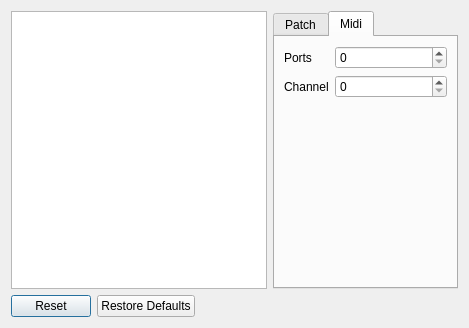
Old version of the form TreeView/mixertest.ui in the repository Obliquely/Qt-Projects.
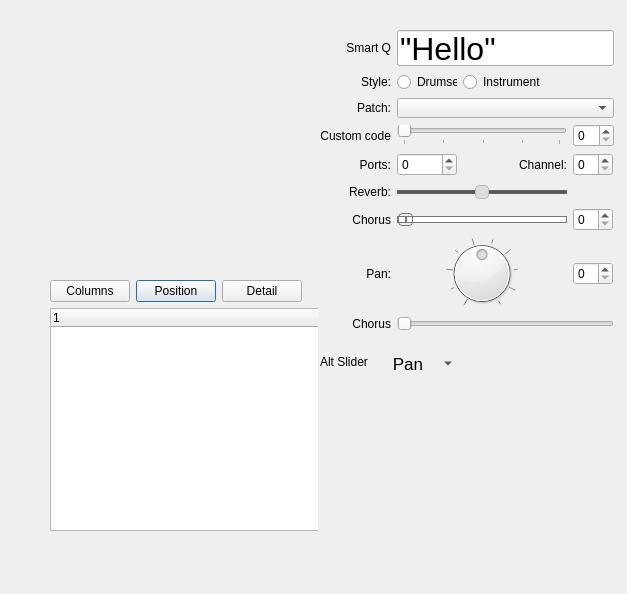
New version of the form. Custom widgets are drawn as their Qt base class.

Commit message:
work in progress including slider customising
work in progress

```diff
--- a/TreeView/mixertest.ui
+++ b/TreeView/mixertest.ui
@@ -6,90 +6,662 @@
    <rect>
     <x>0</x>
     <y>0</y>
-    <width>469</width>
-    <height>328</height>
+    <width>627</width>
+    <height>594</height>
    </rect>
   </property>
+  <property name="sizePolicy">
+   <sizepolicy hsizetype="Minimum" vsizetype="Minimum">
+    <horstretch>0</horstretch>
+    <verstretch>0</verstretch>
+   </sizepolicy>
+  </property>
+  <property name="minimumSize">
+   <size>
+    <width>289</width>
+    <height>301</height>
+   </size>
+  </property>
   <property name="windowTitle">
    <string>Dialog</string>
   </property>
-  <layout class="QGridLayout" name="gridLayout">
-   <item row="0" column="0">
-    <widget class="QTreeView" name="mixerTree"/>
-   </item>
-   <item row="1" column="0">
-    <widget class="QDialogButtonBox" name="buttonBox">
-     <property name="orientation">
-      <enum>Qt::Horizontal</enum>
-     </property>
-     <property name="standardButtons">
-      <set>QDialogButtonBox::Reset|QDialogButtonBox::RestoreDefaults</set>
-     </property>
-    </widget>
-   </item>
-   <item row="0" column="1">
-    <widget class="QTabWidget" name="tabWidget">
-     <property name="currentIndex">
-      <number>1</number>
-     </property>
-     <widget class="QWidget" name="detailTabPatch" native="true">
-      <attribute name="title">
-       <string>Patch</string>
-      </attribute>
-      <layout class="QFormLayout" name="formLayout_2">
-       <item row="2" column="0">
-        <widget class="QLabel" name="patchLabel">
-         <property name="text">
-          <string>Patch:</string>
-         </property>
-        </widget>
-       </item>
-       <item row="2" column="1">
-        <widget class="QComboBox" name="patchComboBox"/>
-       </item>
-       <item row="0" column="0">
-        <widget class="QLabel" name="testFieldLabel">
-         <property name="text">
-          <string>Test:</string>
-         </property>
-        </widget>
-       </item>
-       <item row="0" column="1">
-        <widget class="QLineEdit" name="testField"/>
-       </item>
-      </layout>
+  <widget class="QWidget" name="secondaryWidget" native="true">
+   <property name="geometry">
+    <rect>
+     <x>320</x>
+     <y>30</y>
+     <width>294</width>
+     <height>347</height>
+    </rect>
+   </property>
+   <property name="sizePolicy">
+    <sizepolicy hsizetype="Preferred" vsizetype="Minimum">
+     <horstretch>0</horstretch>
+     <verstretch>0</verstretch>
+    </sizepolicy>
+   </property>
+   <property name="minimumSize">
+    <size>
+     <width>270</width>
+     <height>261</height>
+    </size>
+   </property>
+   <property name="maximumSize">
+    <size>
+     <width>350</width>
+     <height>16777215</height>
+    </size>
+   </property>
+   <property name="focusPolicy">
+    <enum>Qt::TabFocus</enum>
+   </property>
+   <property name="whatsThis">
+    <string>Mixer Details</string>
+   </property>
+   <property name="accessibleName">
+    <string>Mixer Tea Details</string>
+   </property>
+   <layout class="QGridLayout" name="gridLayout_3">
+    <item row="2" column="1" colspan="3">
+     <widget class="QComboBox" name="patchComboBox">
+      <property name="minimumSize">
+       <size>
+        <width>0</width>
+        <height>20</height>
+       </size>
+      </property>
      </widget>
-     <widget class="QWidget" name="detailTabMidi" native="true">
-      <attribute name="title">
-       <string>Midi</string>
-      </attribute>
-      <layout class="QFormLayout" name="formLayout">
-       <item row="0" column="0">
-        <widget class="QLabel" name="label">
-         <property name="text">
-          <string>Ports</string>
-         </property>
-        </widget>
-       </item>
-       <item row="0" column="1">
-        <widget class="QSpinBox" name="spinBox"/>
-       </item>
-       <item row="1" column="0">
-        <widget class="QLabel" name="label_2">
-         <property name="text">
-          <string>Channel</string>
-         </property>
-        </widget>
-       </item>
-       <item row="1" column="1">
-        <widget class="QSpinBox" name="spinBox_2"/>
-       </item>
-      </layout>
+    </item>
+    <item row="7" column="0">
+     <widget class="QLabel" name="label_10">
+      <property name="text">
+       <string>Pan:</string>
+      </property>
+      <property name="alignment">
+       <set>Qt::AlignRight|Qt::AlignTrailing|Qt::AlignVCenter</set>
+      </property>
      </widget>
-    </widget>
-   </item>
-  </layout>
+    </item>
+    <item row="2" column="0">
+     <widget class="QLabel" name="label_5">
+      <property name="text">
+       <string>Patch:</string>
+      </property>
+      <property name="alignment">
+       <set>Qt::AlignRight|Qt::AlignTrailing|Qt::AlignVCenter</set>
+      </property>
+     </widget>
+    </item>
+    <item row="6" column="3">
+     <widget class="QSpinBox" name="spinBox_4">
+      <property name="minimumSize">
+       <size>
+        <width>40</width>
+        <height>0</height>
+       </size>
+      </property>
+      <property name="maximumSize">
+       <size>
+        <width>40</width>
+        <height>16777215</height>
+       </size>
+      </property>
+     </widget>
+    </item>
+    <item row="0" column="0">
+     <widget class="QLabel" name="label_8">
+      <property name="text">
+       <string>Smart Q</string>
+      </property>
+      <property name="alignment">
+       <set>Qt::AlignRight|Qt::AlignTrailing|Qt::AlignVCenter</set>
+      </property>
+     </widget>
+    </item>
+    <item row="0" column="1" colspan="3">
+     <widget class="QLineEdit" name="smartQ">
+      <property name="minimumSize">
+       <size>
+        <width>0</width>
+        <height>36</height>
+       </size>
+      </property>
+      <property name="font">
+       <font>
+        <pointsize>24</pointsize>
+       </font>
+      </property>
+      <property name="text">
+       <string>&quot;Hello&quot; </string>
+      </property>
+     </widget>
+    </item>
+    <item row="7" column="1" colspan="2">
+     <widget class="QDial" name="dial">
+      <property name="minimumSize">
+       <size>
+        <width>0</width>
+        <height>30</height>
+       </size>
+      </property>
+      <property name="minimum">
+       <number>-63</number>
+      </property>
+      <property name="maximum">
+       <number>63</number>
+      </property>
+      <property name="notchTarget">
+       <double>15.000000000000000</double>
+      </property>
+      <property name="notchesVisible">
+       <bool>true</bool>
+      </property>
+     </widget>
+    </item>
+    <item row="4" column="0">
+     <widget class="QLabel" name="label">
+      <property name="sizePolicy">
+       <sizepolicy hsizetype="Minimum" vsizetype="Preferred">
+        <horstretch>0</horstretch>
+        <verstretch>0</verstretch>
+       </sizepolicy>
+      </property>
+      <property name="text">
+       <string>Ports:</string>
+      </property>
+      <property name="alignment">
+       <set>Qt::AlignRight|Qt::AlignTrailing|Qt::AlignVCenter</set>
+      </property>
+     </widget>
+    </item>
+    <item row="1" column="2" colspan="2">
+     <widget class="QRadioButton" name="radioButton_2">
+      <property name="sizePolicy">
+       <sizepolicy hsizetype="Fixed" vsizetype="Fixed">
+        <horstretch>0</horstretch>
+        <verstretch>0</verstretch>
+       </sizepolicy>
+      </property>
+      <property name="minimumSize">
+       <size>
+        <width>80</width>
+        <height>20</height>
+       </size>
+      </property>
+      <property name="text">
+       <string>Instrument</string>
+      </property>
+     </widget>
+    </item>
+    <item row="4" column="2">
+     <widget class="QLabel" name="label_2">
+      <property name="sizePolicy">
+       <sizepolicy hsizetype="Minimum" vsizetype="Preferred">
+        <horstretch>0</horstretch>
+        <verstretch>0</verstretch>
+       </sizepolicy>
+      </property>
+      <property name="text">
+       <string>Channel:</string>
+      </property>
+      <property name="alignment">
+       <set>Qt::AlignRight|Qt::AlignTrailing|Qt::AlignVCenter</set>
+      </property>
+     </widget>
+    </item>
+    <item row="7" column="3">
+     <widget class="QSpinBox" name="spinBox_2">
+      <property name="minimumSize">
+       <size>
+        <width>40</width>
+        <height>0</height>
+       </size>
+      </property>
+      <property name="maximumSize">
+       <size>
+        <width>40</width>
+        <height>16777215</height>
+       </size>
+      </property>
+     </widget>
+    </item>
+    <item row="3" column="0">
+     <widget class="QLabel" name="label_7">
+      <property name="text">
+       <string>Custom code</string>
+      </property>
+      <property name="alignment">
+       <set>Qt::AlignRight|Qt::AlignTrailing|Qt::AlignVCenter</set>
+      </property>
+     </widget>
+    </item>
+    <item row="3" column="3">
+     <widget class="QSpinBox" name="spinBox_3"/>
+    </item>
+    <item row="1" column="1">
+     <layout class="QHBoxLayout" name="horizontalLayout_4" stretch="0">
+      <property name="sizeConstraint">
+       <enum>QLayout::SetDefaultConstraint</enum>
+      </property>
+      <item>
+       <widget class="QRadioButton" name="radioButton_3">
+        <property name="sizePolicy">
+         <sizepolicy hsizetype="Fixed" vsizetype="Fixed">
+          <horstretch>0</horstretch>
+          <verstretch>0</verstretch>
+         </sizepolicy>
+        </property>
+        <property name="minimumSize">
+         <size>
+          <width>60</width>
+          <height>20</height>
+         </size>
+        </property>
+        <property name="text">
+         <string>Drumset</string>
+        </property>
+       </widget>
+      </item>
+     </layout>
+    </item>
+    <item row="4" column="1">
+     <widget class="QSpinBox" name="spinBox">
+      <property name="minimumSize">
+       <size>
+        <width>0</width>
+        <height>20</height>
+       </size>
+      </property>
+     </widget>
+    </item>
+    <item row="4" column="3">
+     <widget class="QSpinBox" name="spinBox_5">
+      <property name="minimumSize">
+       <size>
+        <width>40</width>
+        <height>0</height>
+       </size>
+      </property>
+      <property name="maximumSize">
+       <size>
+        <width>40</width>
+        <height>16777215</height>
+       </size>
+      </property>
+     </widget>
+    </item>
+    <item row="8" column="1" colspan="3">
+     <widget class="QSlider" name="horizontalSlider_3">
+      <property name="orientation">
+       <enum>Qt::Horizontal</enum>
+      </property>
+     </widget>
+    </item>
+    <item row="10" column="0" colspan="4">
+     <layout class="QFormLayout" name="formLayout">
+      <item row="0" column="0">
+       <widget class="QLabel" name="label_9">
+        <property name="text">
+         <string>Alt Slider</string>
+        </property>
+       </widget>
+      </item>
+      <item row="0" column="1">
+       <widget class="MixerOptionsButton" name="toolButton">
+        <property name="minimumSize">
+         <size>
+          <width>80</width>
+          <height>0</height>
+         </size>
+        </property>
+        <property name="font">
+         <font>
+          <pointsize>13</pointsize>
+          <weight>50</weight>
+          <bold>false</bold>
+         </font>
+        </property>
+        <property name="text">
+         <string>Pan</string>
+        </property>
+        <property name="popupMode">
+         <enum>QToolButton::MenuButtonPopup</enum>
+        </property>
+        <property name="toolButtonStyle">
+         <enum>Qt::ToolButtonTextOnly</enum>
+        </property>
+        <property name="autoRaise">
+         <bool>true</bool>
+        </property>
+       </widget>
+      </item>
+     </layout>
+    </item>
+    <item row="5" column="1" colspan="2">
+     <widget class="QSlider" name="horizontalSlider">
+      <property name="minimumSize">
+       <size>
+        <width>0</width>
+        <height>20</height>
+       </size>
+      </property>
+      <property name="styleSheet">
+       <string notr="true">QSlider::groove:horizontal {
+    background: #555555;
+    border: 1px solid #666666;
+    height: 2px;
+    margin: 0px;
+    border-radius: 4px;
+}
+
+QSlider::handle:horizontal {
+    background: #DDDDDD;
+    border: 1px solid #BBBBBB;
+    width: 12px;
+    height: 12px;
+    margin:-6px;
+    border-radius: 4px;
+}</string>
+      </property>
+      <property name="minimum">
+       <number>-63</number>
+      </property>
+      <property name="maximum">
+       <number>63</number>
+      </property>
+      <property name="orientation">
+       <enum>Qt::Horizontal</enum>
+      </property>
+      <property name="tickPosition">
+       <enum>QSlider::TicksBelow</enum>
+      </property>
+      <property name="tickInterval">
+       <number>64</number>
+      </property>
+     </widget>
+    </item>
+    <item row="6" column="0">
+     <widget class="QLabel" name="label_4">
+      <property name="text">
+       <string>Chorus</string>
+      </property>
+      <property name="alignment">
+       <set>Qt::AlignRight|Qt::AlignTrailing|Qt::AlignVCenter</set>
+      </property>
+     </widget>
+    </item>
+    <item row="8" column="0">
+     <widget class="QLabel" name="label_11">
+      <property name="text">
+       <string>Chorus</string>
+      </property>
+      <property name="alignment">
+       <set>Qt::AlignRight|Qt::AlignTrailing|Qt::AlignVCenter</set>
+      </property>
+     </widget>
+    </item>
+    <item row="5" column="0">
+     <widget class="QLabel" name="label_3">
+      <property name="text">
+       <string>Reverb:</string>
+      </property>
+      <property name="alignment">
+       <set>Qt::AlignRight|Qt::AlignTrailing|Qt::AlignVCenter</set>
+      </property>
+     </widget>
+    </item>
+    <item row="9" column="1">
+     <spacer name="verticalSpacer">
+      <property name="orientation">
+       <enum>Qt::Vertical</enum>
+      </property>
+      <property name="sizeHint" stdset="0">
+       <size>
+        <width>20</width>
+        <height>40</height>
+       </size>
+      </property>
+     </spacer>
+    </item>
+    <item row="1" column="0">
+     <widget class="QLabel" name="label_6">
+      <property name="text">
+       <string>Style:</string>
+      </property>
+      <property name="alignment">
+       <set>Qt::AlignRight|Qt::AlignTrailing|Qt::AlignVCenter</set>
+      </property>
+     </widget>
+    </item>
+    <item row="6" column="1" colspan="2">
+     <widget class="QSlider" name="horizontalSlider_2">
+      <property name="minimumSize">
+       <size>
+        <width>0</width>
+        <height>20</height>
+       </size>
+      </property>
+      <property name="styleSheet">
+       <string notr="true">QSlider::groove:horizontal {
+border: 1px solid #bbb;
+background: white;
+height: 5px;
+border-radius: 4px;
+}
+
+QSlider::sub-page:horizontal {
+background: qlineargradient(x1: 0, y1: 0,    x2: 0, y2: 1,
+    stop: 0 #66e, stop: 1 #bbf);
+background: qlineargradient(x1: 0, y1: 0.2, x2: 1, y2: 1,
+    stop: 0 #bbf, stop: 1 #55f);
+border: 1px solid #777;
+height: 10px;
+border-radius: 4px;
+}
+
+QSlider::add-page:horizontal {
+background: #fff;
+border: 1px solid #777;
+height: 10px;
+border-radius: 4px;
+}
+
+QSlider::handle:horizontal {
+background: qlineargradient(x1:0, y1:0, x2:1, y2:1,
+    stop:0 #eee, stop:1 #ccc);
+border: 1px solid #777;
+width: 13px;
+margin-top: -4px;
+margin-bottom: -4px;
+border-radius: 4px;
+}
+
+QSlider::handle:horizontal:hover {
+background: qlineargradient(x1:0, y1:0, x2:1, y2:1,
+    stop:0 #fff, stop:1 #ddd);
+border: 1px solid #444;
+border-radius: 4px;
+}
+
+QSlider::sub-page:horizontal:disabled {
+background: #bbb;
+border-color: #999;
+}
+
+QSlider::add-page:horizontal:disabled {
+background: #eee;
+border-color: #999;
+}
+
+QSlider::handle:horizontal:disabled {
+background: #eee;
+border: 1px solid #aaa;
+border-radius: 4px;
+}</string>
+      </property>
+      <property name="orientation">
+       <enum>Qt::Horizontal</enum>
+      </property>
+      <property name="tickPosition">
+       <enum>QSlider::TicksBelow</enum>
+      </property>
+      <property name="tickInterval">
+       <number>16</number>
+      </property>
+     </widget>
+    </item>
+    <item row="3" column="1" colspan="2">
+     <widget class="MixerSlider" name="limitedSlider">
+      <property name="maximum">
+       <number>63</number>
+      </property>
+      <property name="orientation">
+       <enum>Qt::Horizontal</enum>
+      </property>
+      <property name="tickPosition">
+       <enum>QSlider::TicksBelow</enum>
+      </property>
+      <property name="tickInterval">
+       <number>16</number>
+      </property>
+     </widget>
+    </item>
+   </layout>
+  </widget>
+  <widget class="QWidget" name="mainWidget" native="true">
+   <property name="geometry">
+    <rect>
+     <x>50</x>
+     <y>280</y>
+     <width>268</width>
+     <height>251</height>
+    </rect>
+   </property>
+   <property name="minimumSize">
+    <size>
+     <width>268</width>
+     <height>235</height>
+    </size>
+   </property>
+   <property name="whatsThis">
+    <string>Mixer Tree</string>
+   </property>
+   <property name="accessibleName">
+    <string>Mixer Tea Tree</string>
+   </property>
+   <layout class="QGridLayout" name="gridLayout_2">
+    <item row="0" column="0">
+     <layout class="QGridLayout" name="gridLayout">
+      <item row="0" column="1">
+       <widget class="QPushButton" name="verticalButton">
+        <property name="text">
+         <string>Position</string>
+        </property>
+        <property name="checkable">
+         <bool>true</bool>
+        </property>
+       </widget>
+      </item>
+      <item row="0" column="2">
+       <widget class="QPushButton" name="showDetailsButton">
+        <property name="text">
+         <string>Detail</string>
+        </property>
+        <property name="checkable">
+         <bool>true</bool>
+        </property>
+        <property name="checked">
+         <bool>false</bool>
+        </property>
+       </widget>
+      </item>
+      <item row="0" column="3">
+       <spacer name="horizontalSpacer">
+        <property name="orientation">
+         <enum>Qt::Horizontal</enum>
+        </property>
+        <property name="sizeHint" stdset="0">
+         <size>
+          <width>40</width>
+          <height>20</height>
+         </size>
+        </property>
+       </spacer>
+      </item>
+      <item row="0" column="0">
+       <widget class="QPushButton" name="columnToggle">
+        <property name="text">
+         <string>Columns</string>
+        </property>
+        <property name="checkable">
+         <bool>true</bool>
+        </property>
+       </widget>
+      </item>
+     </layout>
+    </item>
+    <item row="1" column="0">
+     <widget class="QTreeWidget" name="mixerTreeWidget">
+      <property name="minimumSize">
+       <size>
+        <width>300</width>
+        <height>0</height>
+       </size>
+      </property>
+      <property name="maximumSize">
+       <size>
+        <width>16777215</width>
+        <height>16777215</height>
+       </size>
+      </property>
+      <property name="focusPolicy">
+       <enum>Qt::StrongFocus</enum>
+      </property>
+      <property name="tabKeyNavigation">
+       <bool>true</bool>
+      </property>
+      <property name="selectionBehavior">
+       <enum>QAbstractItemView::SelectItems</enum>
+      </property>
+      <column>
+       <property name="text">
+        <string notr="true">1</string>
+       </property>
+      </column>
+     </widget>
+    </item>
+   </layout>
+  </widget>
  </widget>
+ <customwidgets>
+  <customwidget>
+   <class>MixerOptionsButton</class>
+   <extends>QToolButton</extends>
+   <header>mixeroptionsbutton.h</header>
+  </customwidget>
+  <customwidget>
+   <class>MixerSlider</class>
+   <extends>QSlider</extends>
+   <header>mixerslider.h</header>
+  </customwidget>
+ </customwidgets>
+ <tabstops>
+  <tabstop>mixerTreeWidget</tabstop>
+  <tabstop>columnToggle</tabstop>
+  <tabstop>verticalButton</tabstop>
+  <tabstop>showDetailsButton</tabstop>
+  <tabstop>smartQ</tabstop>
+  <tabstop>radioButton_3</tabstop>
+  <tabstop>radioButton_2</tabstop>
+  <tabstop>patchComboBox</tabstop>
+  <tabstop>limitedSlider</tabstop>
+  <tabstop>spinBox_3</tabstop>
+  <tabstop>spinBox</tabstop>
+  <tabstop>spinBox_5</tabstop>
+  <tabstop>horizontalSlider</tabstop>
+  <tabstop>horizontalSlider_2</tabstop>
+  <tabstop>spinBox_4</tabstop>
+ </tabstops>
  <resources/>
  <connections/>
 </ui>
```
Left out of the diff: 2 changed lines with no effect on the pictures. The commit also changes 62 other files.
